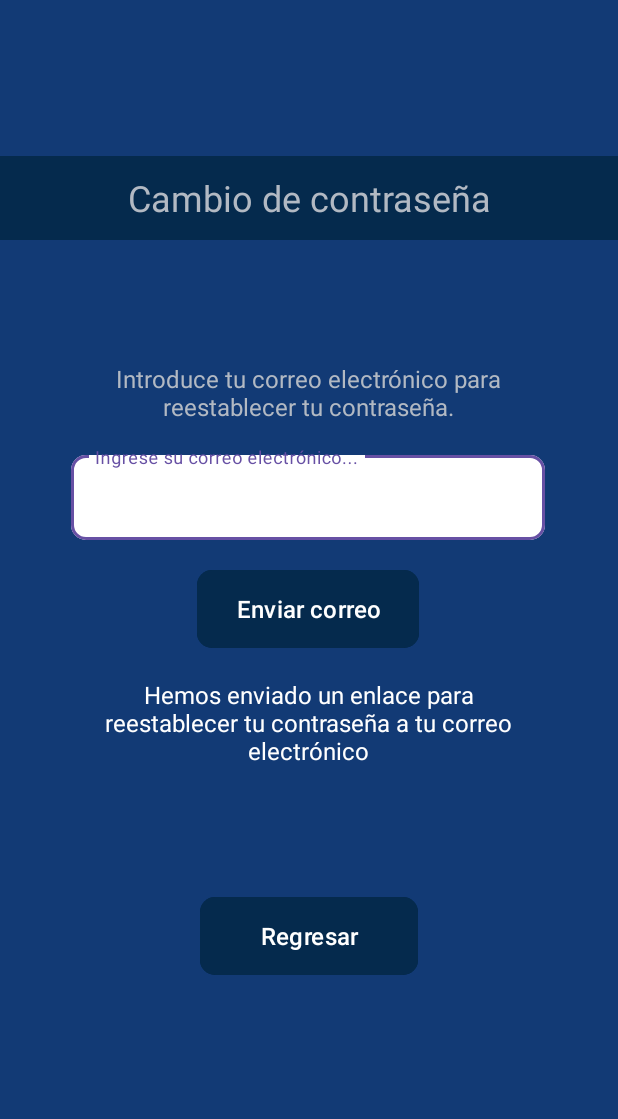
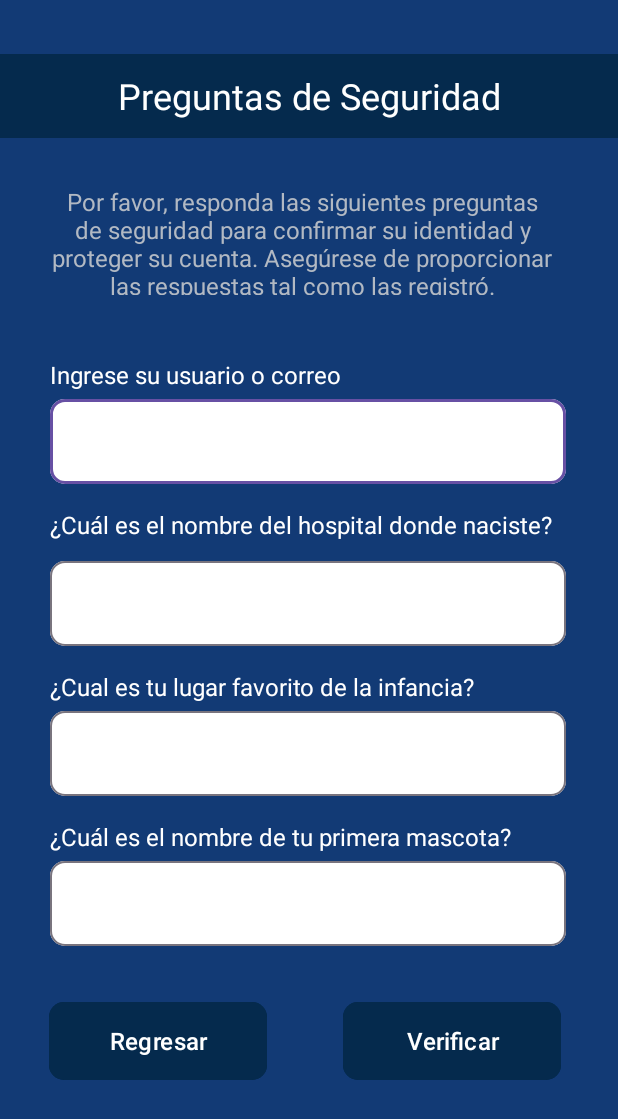
Before and after one commit to Katharsis0/IntelliHome, an Android app: the OlvidoContrasena screen opened directly, with no data from a screen before it, on a phone screen of 412 x 824 dp. Shown: the top 1119 px of the screen. Run offline under Robolectric (Android 15) with nearby library versions, the phone set to English and light mode, and no system bars.

Commit message:
Ventana de preguntas de seguridad en caso de olvidar contraseña

```diff
--- a/app/src/main/res/layout/activity_olvido_contrasena.xml
+++ b/app/src/main/res/layout/activity_olvido_contrasena.xml
@@ -8,44 +8,64 @@
     tools:context=".OlvidoContrasena"
     android:background="#123a75">
 
+    <Button
+        android:id="@+id/Verificar"
+        android:layout_width="145dp"
+        android:layout_height="60dp"
+        android:layout_gravity="center"
+        android:layout_marginTop="31dp"
+        android:backgroundTint="@color/DarkBlue"
+        android:text="Verificar"
+        android:textColor="@color/white"
+        android:textSize="16dp"
+        app:cornerRadius="10dp"
+        app:layout_constraintBottom_toBottomOf="parent"
+        app:layout_constraintEnd_toEndOf="parent"
+        app:layout_constraintHorizontal_bias="0.857"
+        app:layout_constraintStart_toStartOf="parent"
+        app:layout_constraintTop_toBottomOf="@+id/linearLayout"
+        app:layout_constraintVertical_bias="0.0" />
+
     <TextView
         android:id="@+id/textView"
         android:layout_width="match_parent"
         android:layout_height="56dp"
-        android:layout_marginTop="104dp"
         android:background="@color/DarkBlue"
         android:gravity="center"
-        android:text="Cambio de contraseña"
-        android:textColor="@color/LightGray"
+        android:text="Preguntas de Seguridad"
+        android:textColor="@color/white"
         android:textSize="24dp"
+        app:layout_constraintBottom_toBottomOf="parent"
+        app:layout_constraintEnd_toEndOf="parent"
+        app:layout_constraintHorizontal_bias="0.0"
         app:layout_constraintStart_toStartOf="parent"
-        app:layout_constraintTop_toTopOf="parent" />
+        app:layout_constraintTop_toTopOf="parent"
+        app:layout_constraintVertical_bias="0.047" />
 
     <LinearLayout
         android:id="@+id/linearLayout"
-        android:layout_width="316dp"
-        android:layout_height="268dp"
+        android:layout_width="344dp"
+        android:layout_height="394dp"
+        android:layout_marginTop="21dp"
         android:orientation="vertical"
         app:layout_constraintBottom_toBottomOf="parent"
         app:layout_constraintEnd_toEndOf="parent"
-        app:layout_constraintHorizontal_bias="0.494"
+        app:layout_constraintHorizontal_bias="0.492"
         app:layout_constraintStart_toStartOf="parent"
-        app:layout_constraintTop_toTopOf="parent"
-        app:layout_constraintVertical_bias="0.434">
+        app:layout_constraintTop_toBottomOf="@+id/textView12"
+        app:layout_constraintVertical_bias="0.097">
 
         <TextView
-            android:id="@+id/textView4"
+            android:id="@+id/textView18"
             android:layout_width="match_parent"
             android:layout_height="wrap_content"
-            android:gravity="center"
-            android:text="Introduce tu correo electrónico para reestablecer tu contraseña."
-            android:textColor="@color/LightGray"
+            android:text="Ingrese su usuario o correo"
+            android:textColor="@color/white"
             android:textSize="16dp" />
 
         <com.google.android.material.textfield.TextInputLayout
             android:layout_width="match_parent"
-            android:layout_height="138dp"
-            android:layout_marginTop="16dp"
+            android:layout_height="wrap_content"
             app:boxBackgroundColor="@color/white"
             app:boxCornerRadiusBottomEnd="10dp"
             app:boxCornerRadiusBottomStart="10dp"
@@ -55,34 +75,87 @@
             <com.google.android.material.textfield.TextInputEditText
                 android:layout_width="match_parent"
                 android:layout_height="wrap_content"
-                android:hint="Ingrese su correo electrónico..." />
-
-            <Button
-                android:id="@+id/Button"
-                android:layout_width="148dp"
-                android:layout_height="28dp"
-                android:layout_gravity="center_horizontal"
-                android:layout_marginTop="16dp"
-                android:layout_weight="1"
-                android:backgroundTint="@color/DarkBlue"
-                android:text="Enviar correo"
-                android:textColor="@color/white"
-                android:textSize="16dp"
-                app:cornerRadius="10dp" />
+                android:hint="" />
 
         </com.google.android.material.textfield.TextInputLayout>
 
         <TextView
-            android:id="@+id/textView5"
+            android:id="@+id/textView4"
+            android:layout_width="match_parent"
+            android:layout_height="30dp"
+            android:layout_marginTop="16dp"
+            android:text="¿Cuál es el nombre del hospital donde naciste?"
+            android:textColor="@color/white"
+            android:textSize="16dp" />
+
+        <com.google.android.material.textfield.TextInputLayout
+            android:layout_width="match_parent"
+            android:layout_height="wrap_content"
+            app:boxBackgroundColor="@color/white"
+            app:boxCornerRadiusBottomEnd="10dp"
+            app:boxCornerRadiusBottomStart="10dp"
+            app:boxCornerRadiusTopEnd="10dp"
+            app:boxCornerRadiusTopStart="10dp">
+
+
+            <com.google.android.material.textfield.TextInputEditText
+                android:layout_width="match_parent"
+                android:layout_height="wrap_content"
+                android:hint="" />
+
+        </com.google.android.material.textfield.TextInputLayout>
+
+        <TextView
+            android:id="@+id/textView13"
             android:layout_width="match_parent"
             android:layout_height="wrap_content"
             android:layout_marginTop="16dp"
-            android:gravity="center"
-            android:text="Hemos enviado un enlace para
-             reestablecer tu contraseña a tu correo
-              electrónico"
+            android:text="¿Cual es tu lugar favorito de la infancia?"
             android:textColor="@color/white"
             android:textSize="16dp" />
+
+        <com.google.android.material.textfield.TextInputLayout
+            android:layout_width="match_parent"
+            android:layout_height="wrap_content"
+            app:boxBackgroundColor="@color/white"
+            app:boxCornerRadiusBottomEnd="10dp"
+            app:boxCornerRadiusBottomStart="10dp"
+            app:boxCornerRadiusTopEnd="10dp"
+            app:boxCornerRadiusTopStart="10dp">
+
+
+            <com.google.android.material.textfield.TextInputEditText
+                android:layout_width="match_parent"
+                android:layout_height="wrap_content"
+                android:hint=""
+
+                />
+
+        </com.google.android.material.textfield.TextInputLayout>
+
+        <TextView
+            android:id="@+id/textView16"
+            android:layout_width="match_parent"
+            android:layout_height="wrap_content"
+            android:layout_marginTop="16dp"
+            android:text="¿Cuál es el nombre de tu primera mascota?"
+            android:textColor="@color/white"
+            android:textSize="16dp" />
+
+        <com.google.android.material.textfield.TextInputLayout
+            android:layout_width="match_parent"
+            android:layout_height="wrap_content"
+            app:boxBackgroundColor="@color/white"
+            app:boxCornerRadiusBottomEnd="10dp"
+            app:boxCornerRadiusBottomStart="10dp"
+            app:boxCornerRadiusTopEnd="10dp"
+            app:boxCornerRadiusTopStart="10dp">
+
+            <com.google.android.material.textfield.TextInputEditText
+                android:layout_width="match_parent"
+                android:layout_height="wrap_content"
+                android:hint="" />
+        </com.google.android.material.textfield.TextInputLayout>
 
     </LinearLayout>
 
@@ -91,15 +164,33 @@
         android:layout_width="145dp"
         android:layout_height="60dp"
         android:layout_gravity="center"
-        android:layout_marginBottom="16dp"
+        android:layout_marginStart="28dp"
+        android:layout_marginTop="31dp"
         android:backgroundTint="@color/DarkBlue"
         android:text="Regresar"
         android:textColor="@color/white"
         android:textSize="16dp"
         app:cornerRadius="10dp"
         app:layout_constraintBottom_toBottomOf="parent"
-        app:layout_constraintEnd_toEndOf="parent"
+        app:layout_constraintEnd_toStartOf="@+id/Verificar"
+        app:layout_constraintHorizontal_bias="0.09"
         app:layout_constraintStart_toStartOf="parent"
         app:layout_constraintTop_toBottomOf="@+id/linearLayout"
-        app:layout_constraintVertical_bias="0.355" />
+        app:layout_constraintVertical_bias="0.0" />
+
+    <TextView
+        android:id="@+id/textView12"
+        android:layout_width="344dp"
+        android:layout_height="73dp"
+        android:gravity="center_horizontal"
+        android:text="Por favor, responda las siguientes preguntas de seguridad para confirmar su identidad y proteger su cuenta. Asegúrese de proporcionar las respuestas tal como las registró."
+        android:textColor="@color/LightGray"
+        android:textSize="16dp"
+        app:layout_constraintBottom_toBottomOf="parent"
+        app:layout_constraintEnd_toEndOf="parent"
+        app:layout_constraintHorizontal_bias="0.432"
+        app:layout_constraintStart_toStartOf="parent"
+        app:layout_constraintTop_toTopOf="parent"
+        app:layout_constraintVertical_bias="0.164" />
+
 </androidx.constraintlayout.widget.ConstraintLayout>
```
